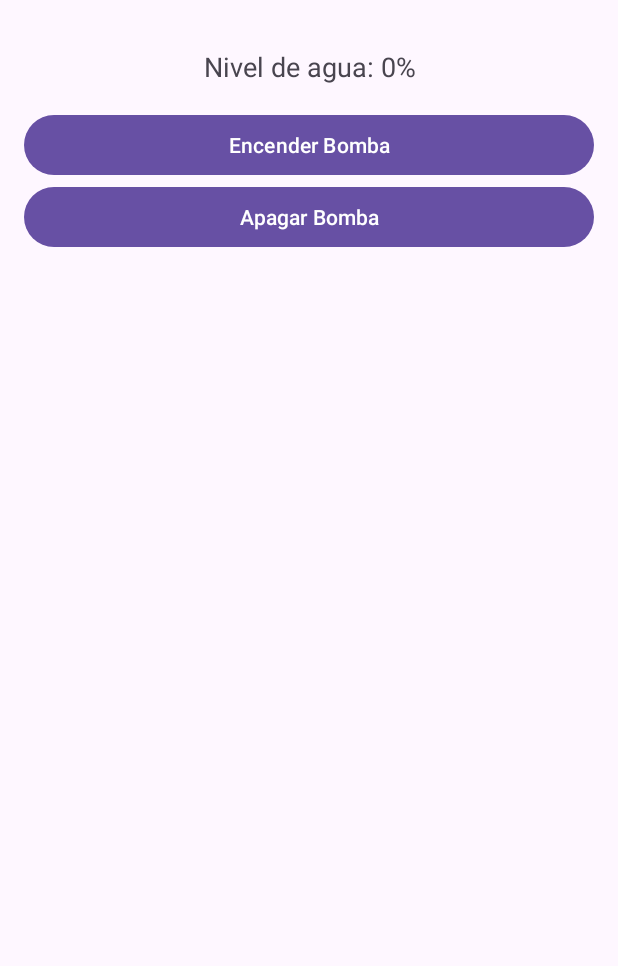
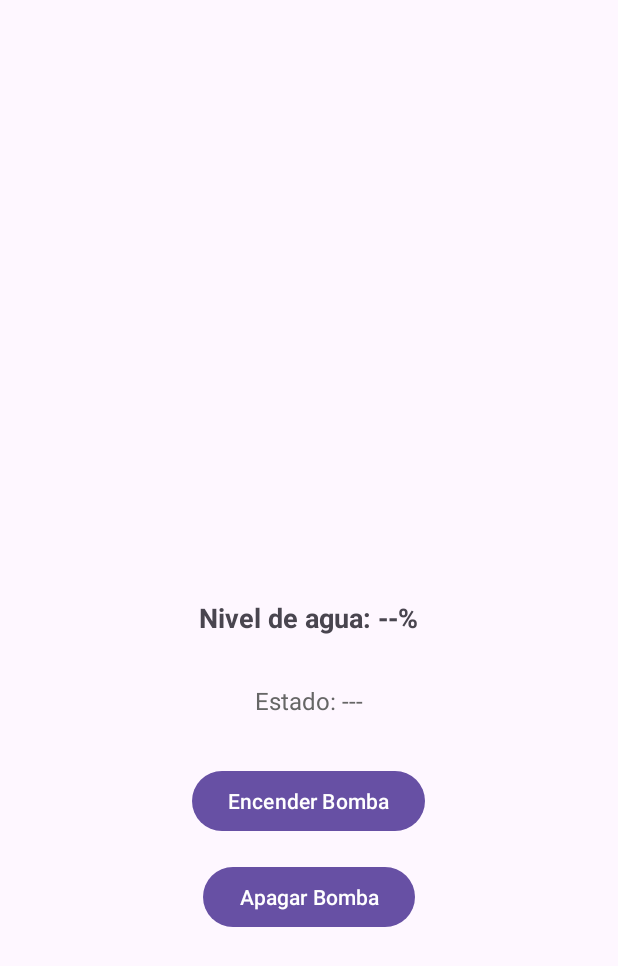
Before and after one commit to ThePacktur/waterLevel, an Android app: the screen it shows after launch (MainActivity), on a phone screen of 412 x 824 dp. Shown: the top 966 px of the screen. Run offline under Robolectric (Android 15) with nearby library versions, the phone set to English and light mode, and no system bars; libraries missing offline, so code that uses them is left out: com.loopj.android, cz.msebera.android; 2 statements that could not run were skipped.

Commit message:
update App

```diff
--- a/app/src/main/AndroidManifest.xml
+++ b/app/src/main/AndroidManifest.xml
@@ -1,7 +1,10 @@
 <?xml version="1.0" encoding="utf-8"?>
 <manifest xmlns:android="http://schemas.android.com/apk/res/android"
     xmlns:tools="http://schemas.android.com/tools">
-    <uses-permission android:name="android.permission.INTERNET"/>
+
+    <!-- Permiso necesario para acceder a Internet -->
+    <uses-permission android:name="android.permission.ACCESS_NETWORK_STATE" />
+    <uses-permission android:name="android.permission.INTERNET" />
     <application
         android:allowBackup="true"
         android:dataExtractionRules="@xml/data_extraction_rules"
@@ -17,7 +20,6 @@
             android:exported="true">
             <intent-filter>
                 <action android:name="android.intent.action.MAIN" />
-
                 <category android:name="android.intent.category.LAUNCHER" />
             </intent-filter>
         </activity>
--- a/app/src/main/java/com/example/nivelagua/MainActivity.java
+++ b/app/src/main/java/com/example/nivelagua/MainActivity.java
@@ -16,7 +16,7 @@ public class MainActivity extends AppCompatActivity {
     private TextView tvNivelAgua;
     private Button btnEncenderBomba, btnApagarBomba;
 
-    private final String READ_API_KEY = "BIQ169NLKIRSRNIO";
+    private final String READ_API_KEY = "FQ7RL8L4TV3RK4K0";
     private final String WRITE_API_KEY = "A0T3NQX2W7RSGMOW";
     private final String CHANNEL_ID = "2782709";
 
@@ -74,7 +74,7 @@ public class MainActivity extends AppCompatActivity {
     }
 
     private void controlarBomba(int estado) {
-        String url = "https://api.thingspeak.com/channels/2782709/feeds.json?api_key=BIQ169NLKIRSRNIO&results=2";
+        String url = "https://api.thingspeak.com/channels/2782709/feeds.json?api_key=FQ7RL8L4TV3RK4K0&results=2";
         AsyncHttpClient client = new AsyncHttpClient();
 
         RequestParams params = new RequestParams();
--- a/app/src/main/res/layout/activity_main.xml
+++ b/app/src/main/res/layout/activity_main.xml
@@ -5,9 +5,10 @@
     android:id="@+id/main"
     android:layout_width="match_parent"
     android:layout_height="match_parent"
+    android:padding="16dp"
     tools:context=".MainActivity">
 
-    <LinearLayout
+    <RelativeLayout
         xmlns:android="http://schemas.android.com/apk/res/android"
         android:layout_width="match_parent"
         android:layout_height="match_parent"
@@ -16,24 +17,43 @@
 
         <TextView
             android:id="@+id/tvNivelAgua"
-            android:layout_width="match_parent"
+            android:layout_width="wrap_content"
             android:layout_height="wrap_content"
-            android:text="Nivel de agua: 0%"
+            android:text="Nivel de agua: --%"
+            android:layout_centerHorizontal="true"
+            android:layout_centerVertical="true"
             android:textSize="18sp"
             android:gravity="center"
-            android:padding="16dp" />
-
+            android:padding="16dp"
+            android:textStyle="bold"/>
+        <TextView
+            android:id="@+id/statusTextView"
+            android:layout_width="wrap_content"
+            android:layout_height="wrap_content"
+            android:text="Estado: ---"
+            android:textSize="16sp"
+            android:textColor="#666666"
+            android:layout_below="@id/tvNivelAgua"
+            android:layout_centerHorizontal="true"
+            android:layout_marginTop="16dp"
+            android:gravity="center" />
         <Button
             android:id="@+id/btnEncenderBomba"
-            android:layout_width="match_parent"
+            android:layout_width="wrap_content"
             android:layout_height="wrap_content"
-            android:text="Encender Bomba" />
+            android:text="Encender Bomba"
+            android:layout_below="@id/statusTextView"
+            android:layout_centerHorizontal="true"
+            android:layout_marginTop="32dp" />
 
         <Button
             android:id="@+id/btnApagarBomba"
-            android:layout_width="match_parent"
+            android:layout_width="wrap_content"
             android:layout_height="wrap_content"
-            android:text="Apagar Bomba" />
+            android:text="Apagar Bomba"
+            android:layout_below="@id/btnEncenderBomba"
+            android:layout_centerHorizontal="true"
+            android:layout_marginTop="16dp"/>
 
-    </LinearLayout>
+    </RelativeLayout>
 </androidx.constraintlayout.widget.ConstraintLayout>
```
